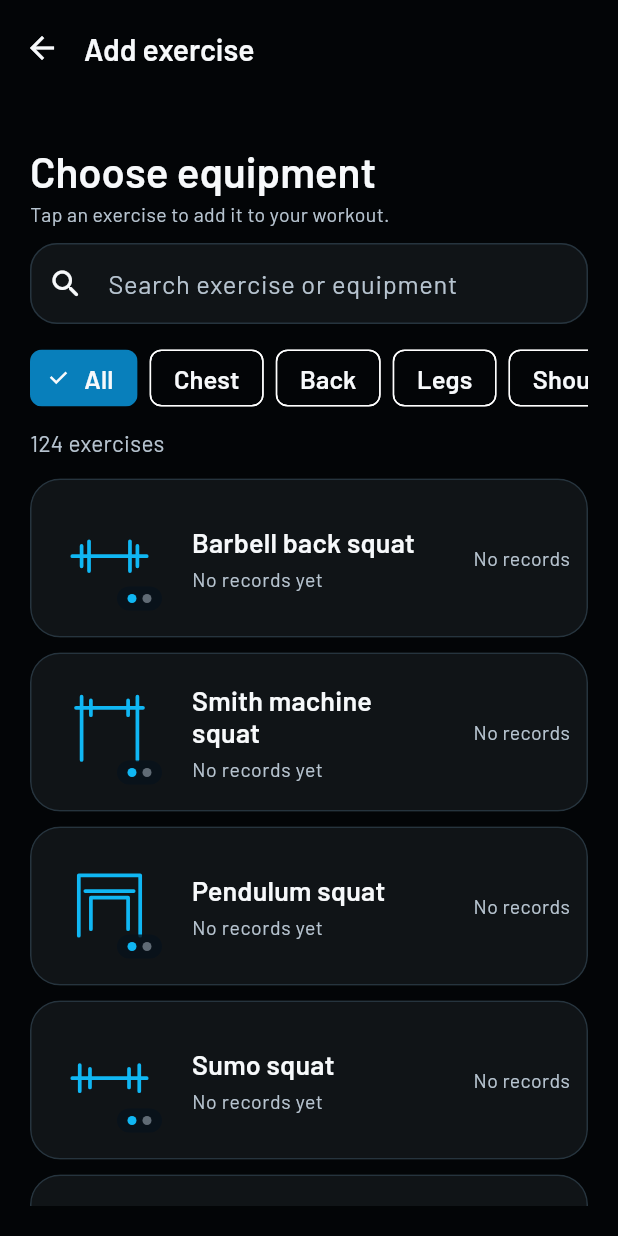
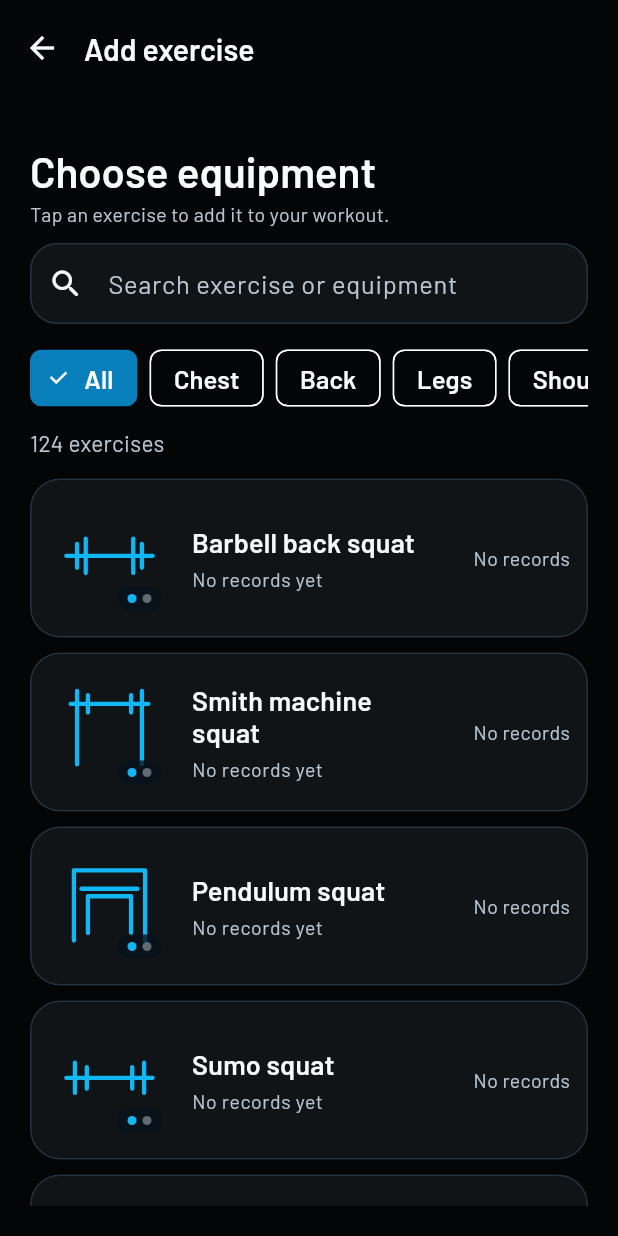
Before and after one commit to caiomoreirab/app-gym-records, a Flutter app: the ExerciseCatalogScreen screen opened directly, scrolled down 1152 dp, on a phone screen of 412 x 824 dp. Run offline on Flutter 3.47's test engine with Material 3 defaults, Android fonts, the phone set to English and light mode, and no system bars; our stand-ins replace firebase_analytics, firebase_core, flutter_svg, material_ui, pdf, printing and 3 more; missing offline and left inert: file_saver, file_selector; accounts and stored records are empty.

Commit message:
fix(svg): escala adaptativa sem overflow em thumbs de 54px e fonte ampliada

```diff
--- a/lib/widgets/unverified_exercise_illustration.dart
+++ b/lib/widgets/unverified_exercise_illustration.dart
@@ -74,19 +74,30 @@ class UnverifiedExerciseIllustration extends StatelessWidget {
     final equipmentLabel = machine.equipment.label(
       Localizations.localeOf(context));
     return LayoutBuilder(builder: (context, constraints) {
-      final tiny = compact || constraints.maxHeight < 100;
+      final tiny = compact || constraints.maxHeight < 185;
+      final padding = tiny ? 5.0 : 12.0;
+      // Do not overflow 54px thumbnails, 320px phones or enlarged text.
+      final available = constraints.maxHeight.isFinite
+        ? constraints.maxHeight - padding * 2
+        : 160.0;
+      final horizontal = constraints.maxWidth.isFinite
+        ? constraints.maxWidth - padding * 2
+        : 180.0;
+      final iconSize = [available, horizontal, tiny ? 85.0 : 160.0]
+        .reduce((a, b) => a < b ? a : b)
+        .clamp(16.0, 160.0);
       return ColoredBox(
         color: AppTheme.surfaceNavy,
         child: Center(child: Padding(
-          padding: EdgeInsets.all(tiny ? 6 : 12),
+          padding: EdgeInsets.all(padding),
           child: Column(mainAxisSize: MainAxisSize.min, children: [
             SvgPicture.string(
               '<svg xmlns="http://www.w3.org/2000/svg" '
               'viewBox="0 0 100 100" fill="none" stroke="#10B7F4" '
               'stroke-width="4" stroke-linecap="round" '
               'stroke-linejoin="round">${movementArt ? benchPressSchematic(machine.id) : _symbol()}</svg>',
-              width: tiny ? 62 : 180,
-              height: tiny ? 62 : 165,
+              width: iconSize,
+              height: iconSize,
               semanticsLabel: equipmentLabel,
             ),
             if (!tiny) ...[
```
